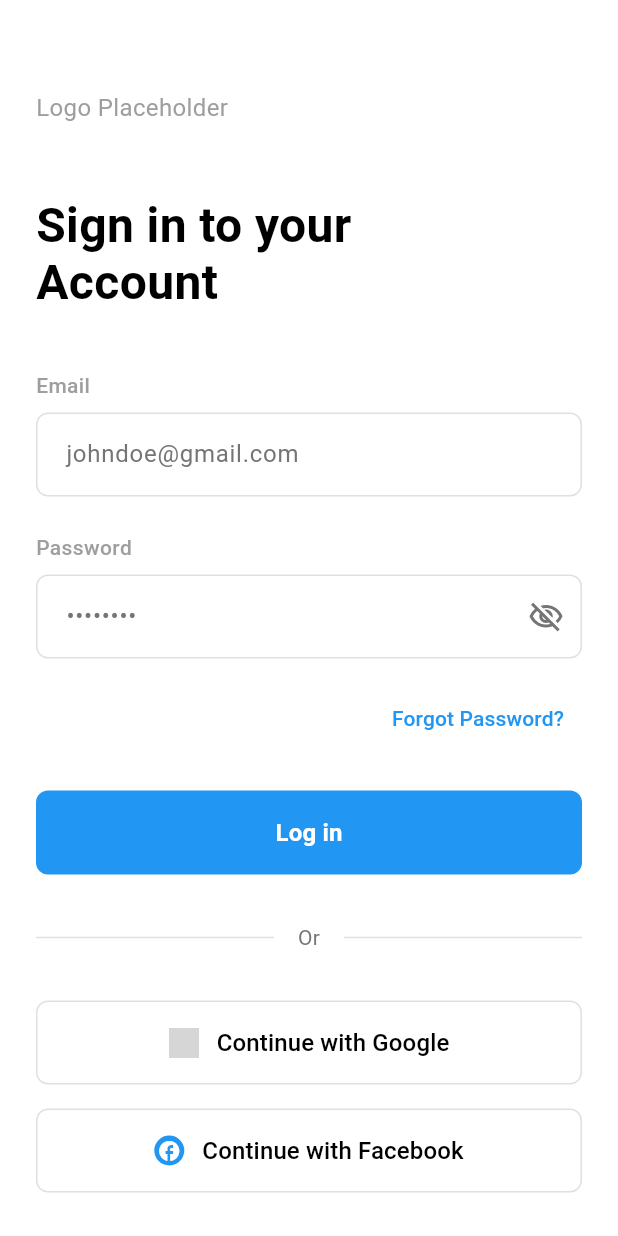
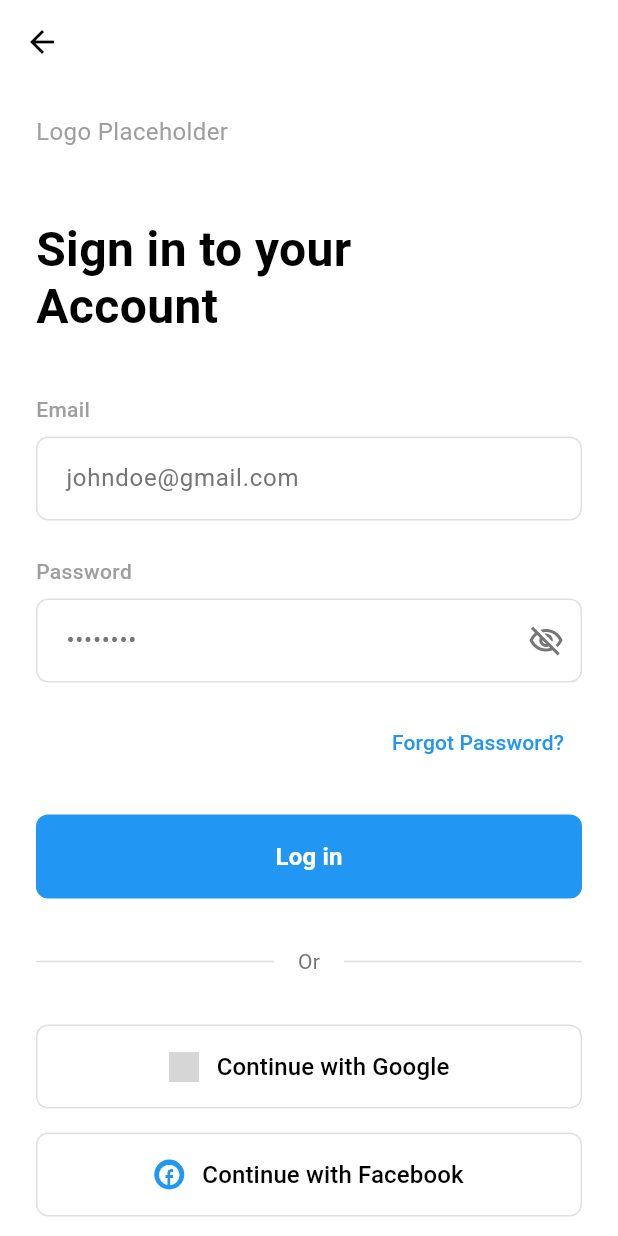
Before and after one commit to vixalien/gearhead, a Flutter app: the LoginScreen screen opened by its route, on a phone screen of 412 x 824 dp. Run offline on Flutter 3.47's test engine with Material 3 defaults, Android fonts, the phone set to English and light mode, and no system bars; network calls fail; grey boxes are pictures that could not be loaded.

Commit message:
feat: add back buttons to login and signup

```diff
--- a/lib/screens/login.dart
+++ b/lib/screens/login.dart
@@ -52,20 +52,28 @@
   }
 
   void _handleSignUp() {
-    Navigator.pushNamed(context, '/signup');
+    Navigator.pushReplacementNamed(context, '/signup');
   }
 
   @override
   Widget build(BuildContext context) {
     return Scaffold(
       backgroundColor: Colors.white,
+      appBar: AppBar(
+        backgroundColor: Colors.white,
+        elevation: 0,
+        leading: IconButton(
+          icon: const Icon(Icons.arrow_back, color: Colors.black),
+          onPressed: () => Navigator.pop(context),
+        ),
+      ),
       body: SafeArea(
         child: SingleChildScrollView(
           padding: const EdgeInsets.symmetric(horizontal: 24.0),
           child: Column(
             crossAxisAlignment: CrossAxisAlignment.start,
             children: [
-              const SizedBox(height: 60),
+              const SizedBox(height: 20),
 
               // Logo placeholder
               const Text(
```
Also changed, not shown: lib/screens/signup.dart (+10 -2 lines).
